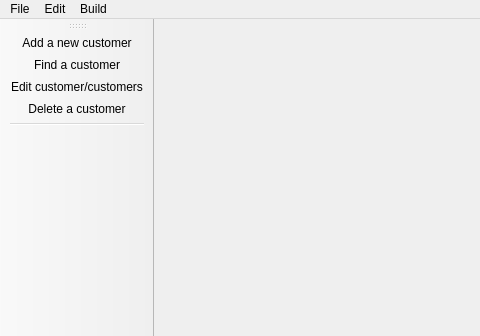
Above: BodybuilderDiary/mainwindow.ui from Sautenko-Andrey/BodyduilderDiary before the change; both pictures show x 0 to 480 and y 0 to 336 of the 800 by 600 pixel window. Below: the same form after it.
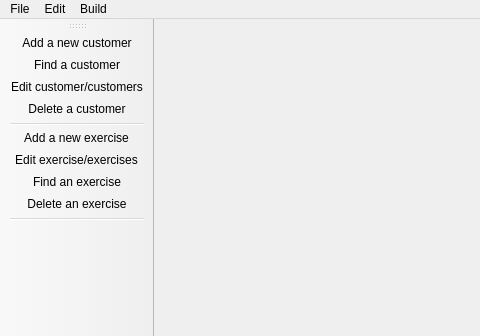
That is the form after the change. Icons and pictures are not drawn.

Commit message: Havve been starting working with exercises widgets. changed logic for a db creators.

The edit to the form file:
```diff
--- a/BodybuilderDiary/mainwindow.ui
+++ b/BodybuilderDiary/mainwindow.ui
@@ -65,6 +65,11 @@
    <addaction name="actionEdit_customer_customers"/>
    <addaction name="actionDelete_a_customer"/>
    <addaction name="separator"/>
+   <addaction name="actionAdd_a_new_exercise"/>
+   <addaction name="actionEdit_exercise_exercises"/>
+   <addaction name="actionFind_an_exercise"/>
+   <addaction name="actionDelete_exercise"/>
+   <addaction name="separator"/>
   </widget>
   <action name="actionAdd_user">
    <property name="icon">
@@ -117,6 +122,15 @@
     <string>Delete a customer</string>
    </property>
   </action>
+  <action name="actionDelete_exercise">
+   <property name="icon">
+    <iconset resource="res.qrc">
+     <normaloff>:/images/delete_exercise.png</normaloff>:/images/delete_exercise.png</iconset>
+   </property>
+   <property name="text">
+    <string>Delete an exercise</string>
+   </property>
+  </action>
  </widget>
  <resources>
   <include location="res.qrc"/>
```
Left out of the diff: 13 changed lines with no effect on the pictures. The commit also changes 23 other files.
